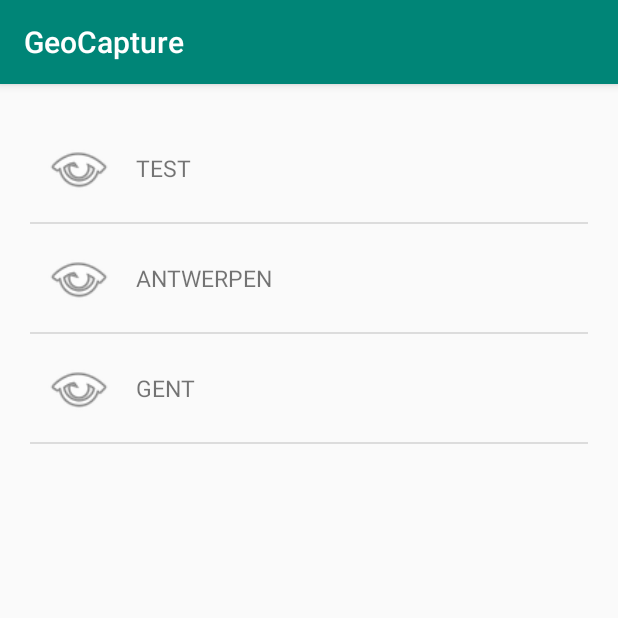
After one commit to AP-Elektronica-ICT/CA1819-HansAnders, an Android app: the MarkerListActivity screen opened directly, with no data from a screen before it, on a phone screen of 412 x 824 dp, the top half of it. The commit adds this screen. Run offline under Robolectric (Android 15) with nearby library versions, the phone set to English and light mode, and no system bars.

Commit message:
dummy markerlist

```diff
--- /dev/null
+++ b/MobApp/app/src/main/java/be/ap/eaict/geocapture/MarkerAdapter.java
@@ -0,0 +1,36 @@
+package be.ap.eaict.geocapture;
+
+import android.app.Dialog;
+import android.content.Context;
+import android.content.Intent;
+import android.os.Bundle;
+import android.support.v7.app.AppCompatActivity;
+import android.util.Log;
+import android.view.LayoutInflater;
+import android.view.View;
+import android.view.ViewGroup;
+import android.widget.ArrayAdapter;
+import android.widget.Button;
+import android.widget.TextView;
+import android.widget.Toast;
+
+import com.google.android.gms.common.ConnectionResult;
+import com.google.android.gms.common.GoogleApiAvailability;
+
+import java.util.List;
+
+public class MarkerAdapter extends ArrayAdapter<String> {
+    public MarkerAdapter(Context context, List<String> markers) {super(context,-1, markers);}
+
+    @Override
+    public View getView(int position, View convertView, ViewGroup parent){
+        LayoutInflater inflater = (LayoutInflater) getContext().getSystemService(Context.LAYOUT_INFLATER_SERVICE);
+        View view = inflater.inflate(R.layout.markers_list_item,null);
+
+        TextView txtMarker = (TextView) view.findViewById(R.id.marker_text);
+        txtMarker.setText(getItem(position));
+
+        return view;
+    }
+
+}
--- /dev/null
+++ b/MobApp/app/src/main/java/be/ap/eaict/geocapture/MarkerListActivity.java
@@ -0,0 +1,30 @@
+package be.ap.eaict.geocapture;
+
+import android.os.Bundle;
+import android.support.annotation.Nullable;
+import android.support.v7.app.AppCompatActivity;
+import android.widget.ListView;
+
+import java.sql.Array;
+import java.util.ArrayList;
+import java.util.List;
+
+public class MarkerListActivity extends AppCompatActivity {
+    private static final String TAG = "MapActivity";
+
+
+
+    protected void onCreate(@Nullable Bundle savedInstanceState){
+        super.onCreate(savedInstanceState);
+        setContentView(R.layout.activity_deactivate_markers);
+
+        List<String> markers = new ArrayList<>();
+        markers.add("test");
+        markers.add("Antwerpen");
+        markers.add("Gent");
+
+        final ListView markerList = (ListView) findViewById(R.id.markers_list);
+        final MarkerAdapter markerAdapter = new MarkerAdapter(this, markers);
+        markerList.setAdapter(markerAdapter);
+    }
+}
--- a/MobApp/app/src/main/res/layout/activity_deactivate_markers.xml
+++ b/MobApp/app/src/main/res/layout/activity_deactivate_markers.xml
@@ -1,21 +1,16 @@
 <?xml version="1.0" encoding="utf-8"?>
-<android.support.constraint.ConstraintLayout
-    xmlns:android="http://schemas.android.com/apk/res/android"
-    xmlns:app="http://schemas.android.com/apk/res-auto"
-    xmlns:tools="http://schemas.android.com/tools"
-    android:layout_width="match_parent"
-    android:layout_height="match_parent">
+<LinearLayout xmlns:android="http://schemas.android.com/apk/res/android"
+    android:orientation="vertical" android:layout_width="match_parent"
+    android:layout_height="match_parent"
+    android:padding="20dp">
 
-    <ScrollView
-        android:layout_width="368dp"
-        android:layout_height="495dp"
-        android:layout_marginBottom="8dp"
-        app:layout_constraintBottom_toBottomOf="parent"
-        tools:layout_editor_absoluteX="8dp">
 
-        <LinearLayout
+        <ListView
+            android:id="@+id/markers_list"
             android:layout_width="match_parent"
-            android:layout_height="wrap_content"
-            android:orientation="vertical" />
-    </ScrollView>
-</android.support.constraint.ConstraintLayout>
+            android:layout_height="match_parent"
+            android:layout_weight="1">
+        </ListView>
+
+
+</LinearLayout>
--- a/MobApp/app/src/main/res/layout/marker_list_item.xml
+++ /dev/null
@@ -1,6 +0,0 @@
-<?xml version="1.0" encoding="utf-8"?>
-<android.support.constraint.ConstraintLayout
-    xmlns:android="http://schemas.android.com/apk/res/android" android:layout_width="match_parent"
-    android:layout_height="match_parent">
-
-</android.support.constraint.ConstraintLayout>
--- /dev/null
+++ b/MobApp/app/src/main/res/layout/markers_list_item.xml
@@ -0,0 +1,30 @@
+<?xml version="1.0" encoding="utf-8"?>
+<LinearLayout xmlns:android="http://schemas.android.com/apk/res/android"
+    xmlns:app="http://schemas.android.com/apk/res-auto"
+    android:layout_width="match_parent"
+    android:layout_height="wrap_content"
+    android:gravity="right"
+    android:orientation="horizontal"
+    android:padding="10dp"
+
+    >
+
+    <ImageView
+        android:id="@+id/marker_image"
+        android:layout_width="45dp"
+        android:layout_height="match_parent"
+        android:layout_weight="0"
+        app:srcCompat="@android:drawable/ic_menu_view" />
+
+    <TextView
+        android:id="@+id/marker_text"
+        android:layout_width="match_parent"
+        android:layout_height="wrap_content"
+        android:layout_weight="1"
+        android:padding="15dp"
+        android:textAllCaps="true"
+        android:textSize="15dp"
+        android:text="Marker"
+        />
+
+</LinearLayout>
```
Also changed, not shown: MobApp/app/src/main/AndroidManifest.xml (+4 -5 lines), MobApp/app/src/main/java/be/ap/eaict/geocapture/HomeActivity.java (+7 -0 lines), MobApp/app/src/main/res/layout/activity_home.xml (+9 -0 lines).
